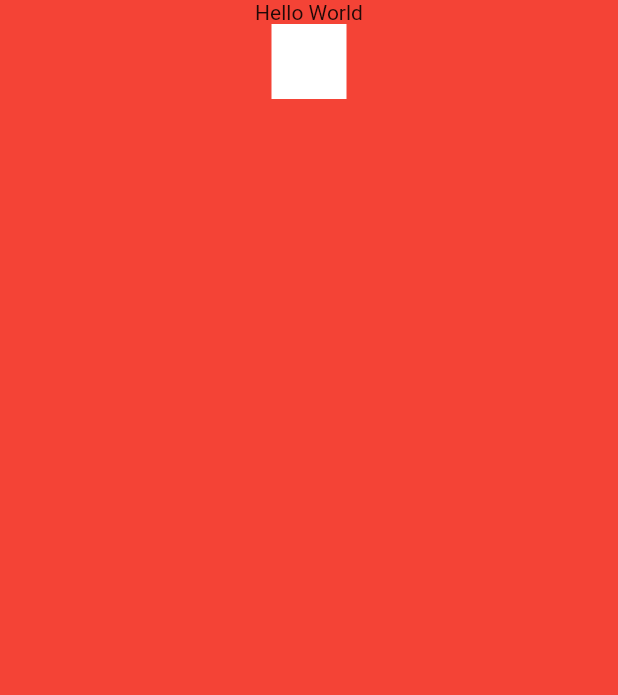
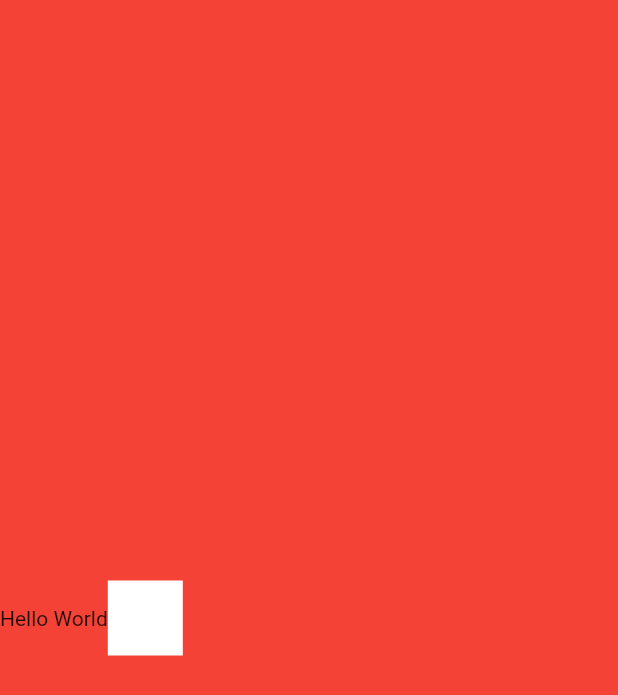
Before and after one commit to MishaArb/json, a Flutter app: the NewScreen screen opened directly, on a phone screen of 412 x 824 dp. Shown: the top 695 px of the screen. Run offline on Flutter 3.47's test engine with Material 2 defaults, Android fonts, the phone set to English and light mode, and no system bars.

Commit message:
bugs fixed

```diff
--- a/lib/new_screen.dart
+++ b/lib/new_screen.dart
@@ -15,7 +15,7 @@ class _NewScreenState extends State<NewScreen> {
         body: Container(
       color: Colors.red,
       child: Center(
-        child: Column(
+        child: Row(
           children: [
             Text('Hello World'),
             GestureDetector(
--- a/lib/text_screen.dart
+++ b/lib/text_screen.dart
@@ -12,7 +12,7 @@ class _TextScreenState extends State<TextScreen> {
   Widget build(BuildContext context) {
     return Scaffold(
         body: Container(
-          color: Colors.orange,
+          color: Colors.white,
           child: Center(
             child: Text('It is text screen'),
           ),
```
